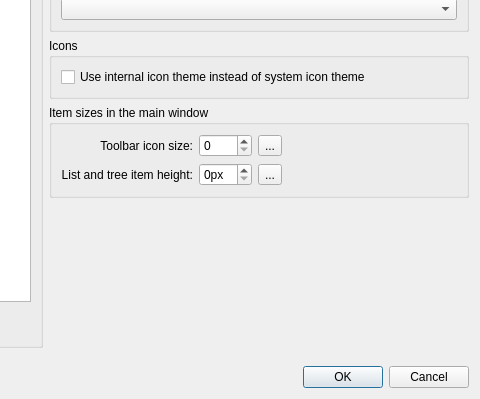
First picture: the form in src/dialogs/settingsdialog.ui, repository pbek/QOwnNotes, before the edit; both pictures show x 552 to 1032 and y 310 to 709 of the 1032 by 709 pixel window.
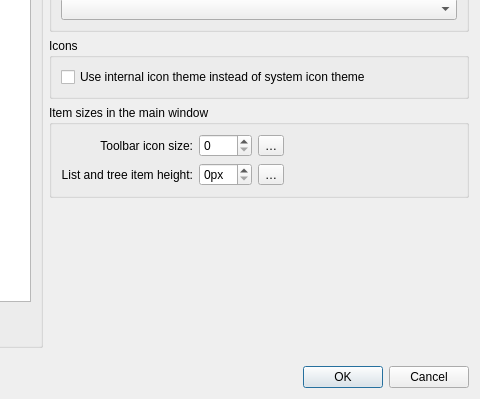
Second picture: the form after the edit. The open tabs and pages were chosen to show the change. Icons and pictures are not drawn. Custom widgets are drawn as their Qt base class.

Patch:
```diff
--- a/src/dialogs/settingsdialog.ui
+++ b/src/dialogs/settingsdialog.ui
@@ -2473,7 +2473,7 @@
                         <string>Reset the icon size</string>
                        </property>
                        <property name="text">
-                        <string notr="true">...</string>
+                        <string notr="true">…</string>
                        </property>
                        <property name="icon">
                         <iconset theme="edit-clear" resource="../breeze-qownnotes.qrc">
@@ -2487,7 +2487,7 @@
                         <string>Reset the item height</string>
                        </property>
                        <property name="text">
-                        <string notr="true">...</string>
+                        <string notr="true">…</string>
                        </property>
                        <property name="icon">
                         <iconset theme="edit-clear" resource="../breeze-qownnotes.qrc">
```
Left out of the diff: 14 changed lines with no effect on the pictures.
